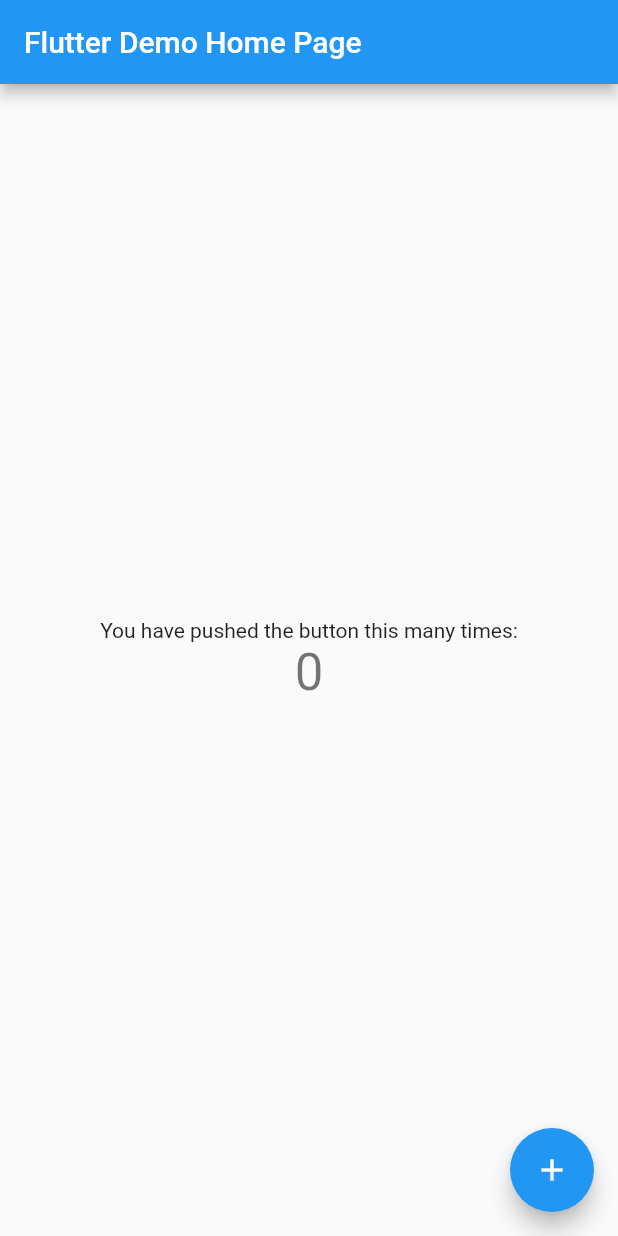
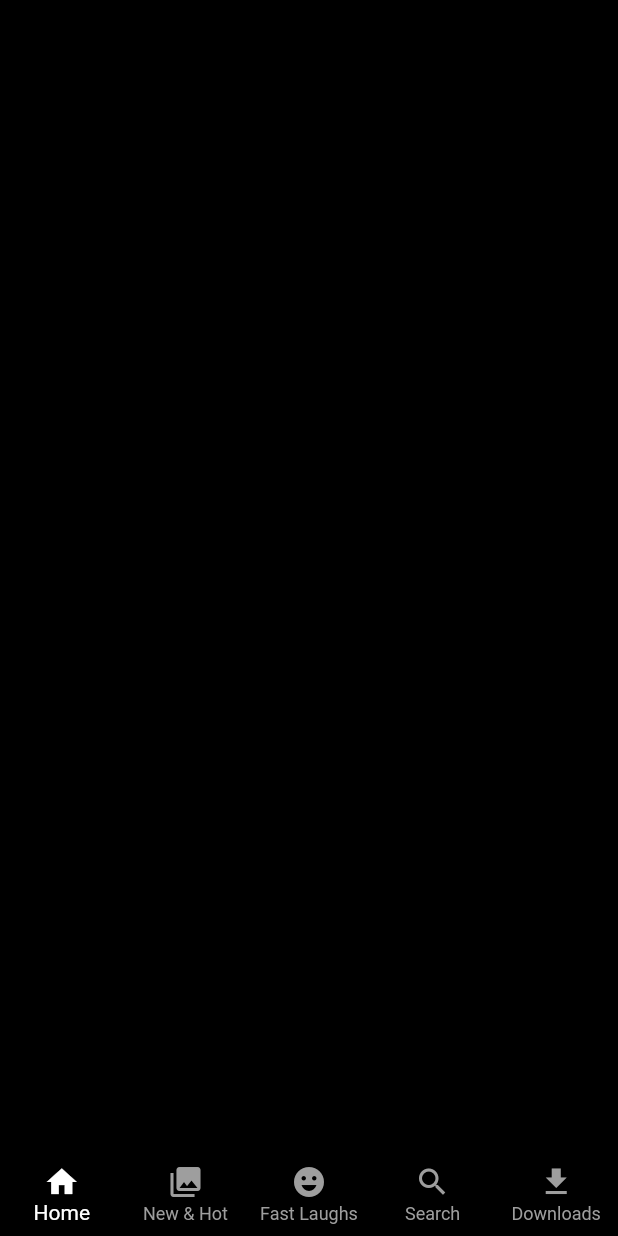
Before and after one commit to safadtm/Netflix_app_flutter, a Flutter app: the screen it shows after launch, on a phone screen of 412 x 824 dp. Run offline on Flutter 3.47's test engine with Material 2 defaults, Android fonts, the phone set to English and light mode, and no system bars.

Commit message:
Bottom Nav Bar UI done

```diff
--- /dev/null
+++ b/lib/core/colors/colors.dart
@@ -0,0 +1,3 @@
+import 'package:flutter/material.dart';
+
+const backgroundColor = Colors.black;
--- a/lib/main.dart
+++ b/lib/main.dart
@@ -1,4 +1,5 @@
 import 'package:flutter/material.dart';
+import 'package:netflix_app/presentation/main_page/screen_main_page.dart';
 
 void main() {
   runApp(const MyApp());
@@ -13,103 +14,10 @@ class MyApp extends StatelessWidget {
     return MaterialApp(
       title: 'Flutter Demo',
       theme: ThemeData(
-        // This is the theme of your application.
-        //
-        // Try running your application with "flutter run". You'll see the
-        // application has a blue toolbar. Then, without quitting the app, try
-        // changing the primarySwatch below to Colors.green and then invoke
-        // "hot reload" (press "r" in the console where you ran "flutter run",
-        // or simply save your changes to "hot reload" in a Flutter IDE).
-        // Notice that the counter didn't reset back to zero; the application
-        // is not restarted.
         primarySwatch: Colors.blue,
+        backgroundColor: Colors.black,
       ),
-      home: const MyHomePage(title: 'Flutter Demo Home Page'),
+      home: ScreenMainPage(),
     );
   }
 }
-
-class MyHomePage extends StatefulWidget {
-  const MyHomePage({super.key, required this.title});
-
-  // This widget is the home page of your application. It is stateful, meaning
-  // that it has a State object (defined below) that contains fields that affect
-  // how it looks.
-
-  // This class is the configuration for the state. It holds the values (in this
-  // case the title) provided by the parent (in this case the App widget) and
-  // used by the build method of the State. Fields in a Widget subclass are
-  // always marked "final".
-
-  final String title;
-
-  @override
-  State<MyHomePage> createState() => _MyHomePageState();
-}
-
-class _MyHomePageState extends State<MyHomePage> {
-  int _counter = 0;
-
-  void _incrementCounter() {
-    setState(() {
-      // This call to setState tells the Flutter framework that something has
-      // changed in this State, which causes it to rerun the build method below
-      // so that the display can reflect the updated values. If we changed
-      // _counter without calling setState(), then the build method would not be
-      // called again, and so nothing would appear to happen.
-      _counter++;
-    });
-  }
-
-  @override
-  Widget build(BuildContext context) {
-    // This method is rerun every time setState is called, for instance as done
-    // by the _incrementCounter method above.
-    //
-    // The Flutter framework has been optimized to make rerunning build methods
-    // fast, so that you can just rebuild anything that needs updating rather
-    // than having to individually change instances of widgets.
-    return Scaffold(
-      appBar: AppBar(
-        // Here we take the value from the MyHomePage object that was created by
-        // the App.build method, and use it to set our appbar title.
-        title: Text(widget.title),
-      ),
-      body: Center(
-        // Center is a layout widget. It takes a single child and positions it
-        // in the middle of the parent.
-        child: Column(
-          // Column is also a layout widget. It takes a list of children and
-          // arranges them vertically. By default, it sizes itself to fit its
-          // children horizontally, and tries to be as tall as its parent.
-          //
-          // Invoke "debug painting" (press "p" in the console, choose the
-          // "Toggle Debug Paint" action from the Flutter Inspector in Android
-          // Studio, or the "Toggle Debug Paint" command in Visual Studio Code)
-          // to see the wireframe for each widget.
-          //
-          // Column has various properties to control how it sizes itself and
-          // how it positions its children. Here we use mainAxisAlignment to
-          // center the children vertically; the main axis here is the vertical
-          // axis because Columns are vertical (the cross axis would be
-          // horizontal).
-          mainAxisAlignment: MainAxisAlignment.center,
-          children: <Widget>[
-            const Text(
-              'You have pushed the button this many times:',
-            ),
-            Text(
-              '$_counter',
-              style: Theme.of(context).textTheme.headline4,
-            ),
-          ],
-        ),
-      ),
-      floatingActionButton: FloatingActionButton(
-        onPressed: _incrementCounter,
-        tooltip: 'Increment',
-        child: const Icon(Icons.add),
-      ), // This trailing comma makes auto-formatting nicer for build methods.
-    );
-  }
-}
--- /dev/null
+++ b/lib/presentation/main_page/screen_main_page.dart
@@ -0,0 +1,24 @@
+import 'package:flutter/material.dart';
+import 'package:flutter/src/widgets/container.dart';
+import 'package:flutter/src/widgets/framework.dart';
+import 'package:netflix_app/core/colors/colors.dart';
+import 'package:netflix_app/presentation/main_page/widgets/bottom_nav.dart';
+
+class ScreenMainPage extends StatelessWidget {
+  const ScreenMainPage({super.key});
+
+  @override
+  Widget build(BuildContext context) {
+    return const Scaffold(
+      backgroundColor: backgroundColor,
+      body: SafeArea(
+        child: Center(
+          child: Text(
+            'Main Page',
+          ),
+        ),
+      ),
+      bottomNavigationBar: BottomNavigationWidget(),
+    );
+  }
+}
--- /dev/null
+++ b/lib/presentation/main_page/widgets/bottom_nav.dart
@@ -0,0 +1,45 @@
+import 'package:flutter/material.dart';
+
+class BottomNavigationWidget extends StatelessWidget {
+  const BottomNavigationWidget({super.key});
+
+  @override
+  Widget build(BuildContext context) {
+    return BottomNavigationBar(
+      currentIndex: 0,
+      elevation: 0,
+      type: BottomNavigationBarType.fixed,
+      backgroundColor: Colors.black,
+      selectedItemColor: Colors.white,
+      unselectedItemColor: Colors.grey,
+      selectedIconTheme: const IconThemeData(
+        color: Colors.white,
+      ),
+      unselectedIconTheme: const IconThemeData(
+        color: Colors.grey,
+      ),
+      items: const [
+        BottomNavigationBarItem(
+          icon: Icon(Icons.home),
+          label: 'Home',
+        ),
+        BottomNavigationBarItem(
+          icon: Icon(Icons.collections),
+          label: 'New & Hot',
+        ),
+        BottomNavigationBarItem(
+          icon: Icon(Icons.emoji_emotions),
+          label: 'Fast Laughs',
+        ),
+        BottomNavigationBarItem(
+          icon: Icon(Icons.search),
+          label: 'Search',
+        ),
+        BottomNavigationBarItem(
+          icon: Icon(Icons.get_app),
+          label: 'Downloads',
+        ),
+      ],
+    );
+  }
+}
```
Also changed, not shown: lib/presentation/downloads/screen_downloads.dart (added).
